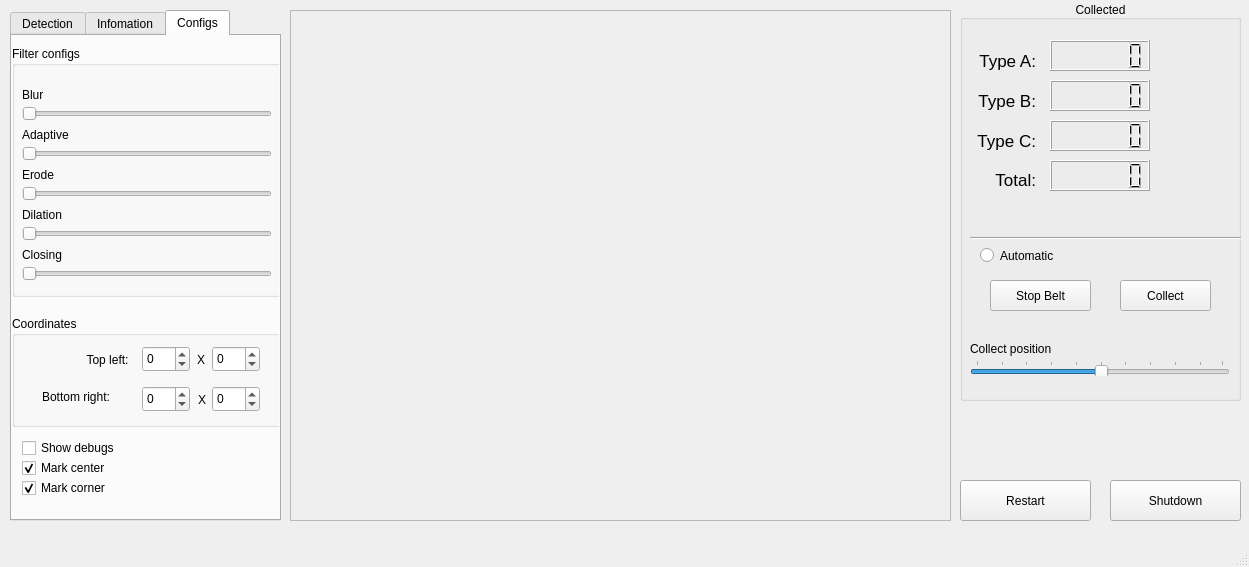
hungtooc/find-object, file windows.ui: the form before one commit.
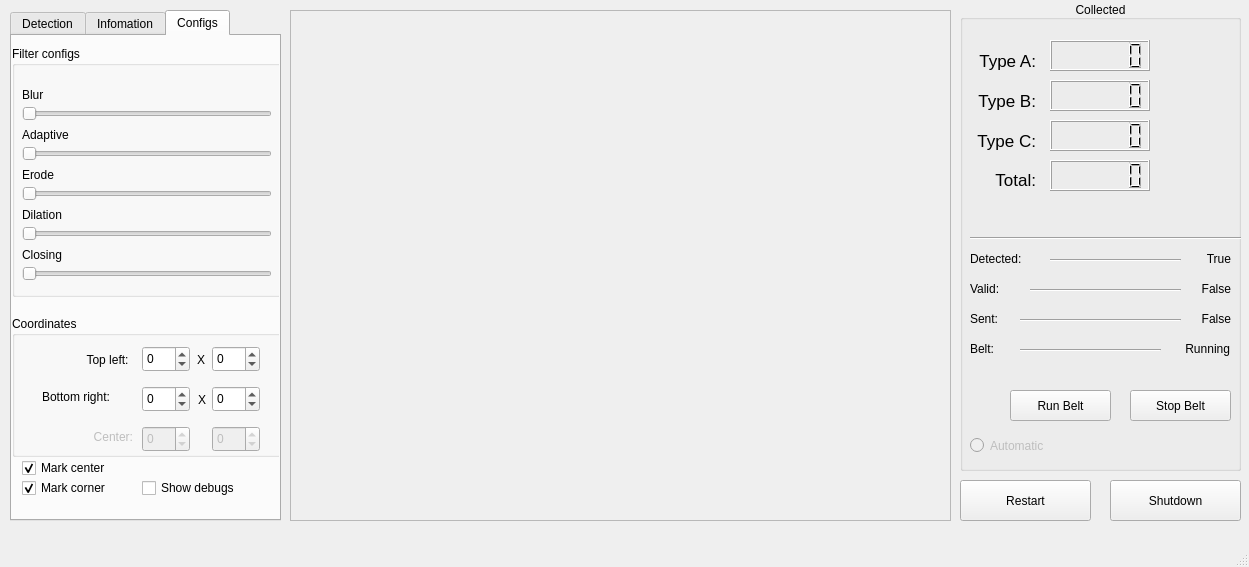
The form after the commit. Icons and pictures are not drawn.

Commit message: update control belt

Diff of the .ui file:
```diff
--- a/windows.ui
+++ b/windows.ui
@@ -74,7 +74,7 @@
       <x>960</x>
       <y>0</y>
       <width>281</width>
-      <height>401</height>
+      <height>471</height>
      </rect>
     </property>
     <property name="title">
@@ -321,10 +321,13 @@
      </property>
     </widget>
     <widget class="QRadioButton" name="radioButton">
+     <property name="enabled">
+      <bool>false</bool>
+     </property>
      <property name="geometry">
       <rect>
-       <x>20</x>
-       <y>240</y>
+       <x>10</x>
+       <y>430</y>
        <width>141</width>
        <height>31</height>
       </rect>
@@ -333,11 +336,30 @@
       <string>Automatic </string>
      </property>
     </widget>
+    <widget class="QPushButton" name="pushButton_runbelt">
+     <property name="enabled">
+      <bool>true</bool>
+     </property>
+     <property name="geometry">
+      <rect>
+       <x>50</x>
+       <y>390</y>
+       <width>101</width>
+       <height>31</height>
+      </rect>
+     </property>
+     <property name="text">
+      <string>Run Belt</string>
+     </property>
+    </widget>
     <widget class="QPushButton" name="pushButton_stopbelt">
+     <property name="enabled">
+      <bool>true</bool>
+     </property>
      <property name="geometry">
       <rect>
-       <x>30</x>
-       <y>280</y>
+       <x>170</x>
+       <y>390</y>
        <width>101</width>
        <height>31</height>
       </rect>
@@ -346,55 +368,172 @@
       <string>Stop Belt</string>
      </property>
     </widget>
-    <widget class="QPushButton" name="pushButton_collect">
+    <widget class="QLabel" name="label_22">
      <property name="geometry">
       <rect>
-       <x>160</x>
+       <x>10</x>
+       <y>250</y>
+       <width>81</width>
+       <height>17</height>
+      </rect>
+     </property>
+     <property name="text">
+      <string>Detected:</string>
+     </property>
+    </widget>
+    <widget class="QLabel" name="label_23">
+     <property name="geometry">
+      <rect>
+       <x>10</x>
        <y>280</y>
-       <width>91</width>
-       <height>31</height>
+       <width>81</width>
+       <height>17</height>
       </rect>
      </property>
      <property name="text">
-      <string>Collect</string>
+      <string>Valid:</string>
      </property>
     </widget>
-    <widget class="QSlider" name="horizontalSlider_collectline">
+    <widget class="QLabel" name="label_24">
      <property name="geometry">
       <rect>
        <x>10</x>
-       <y>360</y>
-       <width>260</width>
-       <height>16</height>
+       <y>310</y>
+       <width>91</width>
+       <height>17</height>
       </rect>
      </property>
-     <property name="minimum">
-      <number>0</number>
+     <property name="text">
+      <string>Sent:</string>
      </property>
-     <property name="value">
-      <number>50</number>
+    </widget>
+    <widget class="QLabel" name="label_isdetected">
+     <property name="geometry">
+      <rect>
+       <x>230</x>
+       <y>250</y>
+       <width>41</width>
+       <height>17</height>
+      </rect>
      </property>
+     <property name="text">
+      <string>True</string>
+     </property>
+     <property name="alignment">
+      <set>Qt::AlignRight|Qt::AlignTrailing|Qt::AlignVCenter</set>
+     </property>
+    </widget>
+    <widget class="QLabel" name="label_isvalid">
+     <property name="geometry">
+      <rect>
+       <x>230</x>
+       <y>280</y>
+       <width>41</width>
+       <height>17</height>
+      </rect>
+     </property>
+     <property name="text">
+      <string>False</string>
+     </property>
+     <property name="alignment">
+      <set>Qt::AlignRight|Qt::AlignTrailing|Qt::AlignVCenter</set>
+     </property>
+    </widget>
+    <widget class="QLabel" name="label_issent">
+     <property name="geometry">
+      <rect>
+       <x>230</x>
+       <y>310</y>
+       <width>41</width>
+       <height>17</height>
+      </rect>
+     </property>
+     <property name="text">
+      <string>False</string>
+     </property>
+     <property name="alignment">
+      <set>Qt::AlignRight|Qt::AlignTrailing|Qt::AlignVCenter</set>
+     </property>
+    </widget>
+    <widget class="Line" name="line_5">
+     <property name="geometry">
+      <rect>
+       <x>90</x>
+       <y>250</y>
+       <width>131</width>
+       <height>20</height>
+      </rect>
+     </property>
      <property name="orientation">
       <enum>Qt::Horizontal</enum>
      </property>
-     <property name="tickPosition">
-      <enum>QSlider::TicksAbove</enum>
+    </widget>
+    <widget class="Line" name="line_6">
+     <property name="geometry">
+      <rect>
+       <x>70</x>
+       <y>280</y>
+       <width>151</width>
+       <height>20</height>
+      </rect>
      </property>
-     <property name="tickInterval">
-      <number>10</number>
+     <property name="orientation">
+      <enum>Qt::Horizontal</enum>
      </property>
     </widget>
-    <widget class="QLabel" name="label_18">
+    <widget class="Line" name="line_7">
      <property name="geometry">
       <rect>
+       <x>60</x>
+       <y>310</y>
+       <width>161</width>
+       <height>20</height>
+      </rect>
+     </property>
+     <property name="orientation">
+      <enum>Qt::Horizontal</enum>
+     </property>
+    </widget>
+    <widget class="QLabel" name="label_isrun">
+     <property name="geometry">
+      <rect>
+       <x>212</x>
+       <y>340</y>
+       <width>58</width>
+       <height>17</height>
+      </rect>
+     </property>
+     <property name="text">
+      <string>Running</string>
+     </property>
+     <property name="alignment">
+      <set>Qt::AlignRight|Qt::AlignTrailing|Qt::AlignVCenter</set>
+     </property>
+    </widget>
+    <widget class="Line" name="line_8">
+     <property name="geometry">
+      <rect>
+       <x>60</x>
+       <y>340</y>
+       <width>141</width>
+       <height>20</height>
+      </rect>
+     </property>
+     <property name="orientation">
+      <enum>Qt::Horizontal</enum>
+     </property>
+    </widget>
+    <widget class="QLabel" name="label_25">
+     <property name="geometry">
+      <rect>
        <x>10</x>
        <y>340</y>
-       <width>112</width>
+       <width>91</width>
        <height>17</height>
       </rect>
      </property>
      <property name="text">
-      <string>Collect position</string>
+      <string>Belt:</string>
      </property>
     </widget>
    </widget>
@@ -884,8 +1023,8 @@
      <widget class="QCheckBox" name="checkBox_markdebug">
       <property name="geometry">
        <rect>
-        <x>10</x>
-        <y>400</y>
+        <x>130</x>
+        <y>440</y>
         <width>140</width>
         <height>24</height>
        </rect>
@@ -938,7 +1077,7 @@
         <x>0</x>
         <y>280</y>
         <width>270</width>
-        <height>111</height>
+        <height>141</height>
        </rect>
       </property>
       <property name="title">
@@ -1081,6 +1220,69 @@
         <number>0</number>
        </property>
       </widget>
+      <widget class="QSpinBox" name="spinBox_bottomright_x_2">
+       <property name="enabled">
+        <bool>false</bool>
+       </property>
+       <property name="geometry">
+        <rect>
+         <x>130</x>
+         <y>110</y>
+         <width>48</width>
+         <height>26</height>
+        </rect>
+       </property>
+       <property name="minimum">
+        <number>-200</number>
+       </property>
+       <property name="maximum">
+        <number>200</number>
+       </property>
+       <property name="value">
+        <number>0</number>
+       </property>
+      </widget>
+      <widget class="QSpinBox" name="spinBox_bottomright_y_2">
+       <property name="enabled">
+        <bool>false</bool>
+       </property>
+       <property name="geometry">
+        <rect>
+         <x>200</x>
+         <y>110</y>
+         <width>48</width>
+         <height>26</height>
+        </rect>
+       </property>
+       <property name="minimum">
+        <number>-200</number>
+       </property>
+       <property name="maximum">
+        <number>200</number>
+       </property>
+       <property name="value">
+        <number>0</number>
+       </property>
+      </widget>
+      <widget class="QLabel" name="label_21">
+       <property name="enabled">
+        <bool>false</bool>
+       </property>
+       <property name="geometry">
+        <rect>
+         <x>20</x>
+         <y>110</y>
+         <width>101</width>
+         <height>21</height>
+        </rect>
+       </property>
+       <property name="text">
+        <string>Center:</string>
+       </property>
+       <property name="alignment">
+        <set>Qt::AlignRight|Qt::AlignTrailing|Qt::AlignVCenter</set>
+       </property>
+      </widget>
      </widget>
     </widget>
    </widget>
```
The commit also changes 3 other files.
